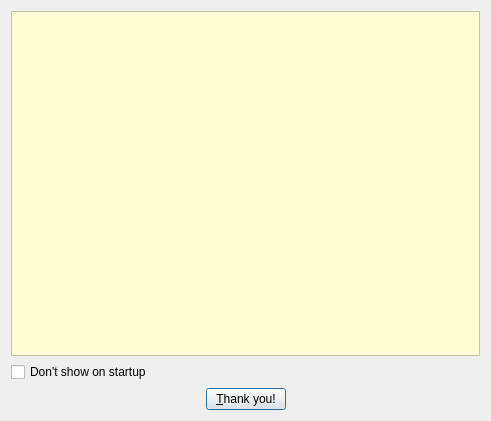
Before: the Qt Designer form forms/caboutdialog.ui in Jo2003/vlc_record, drawn with Qt 5.
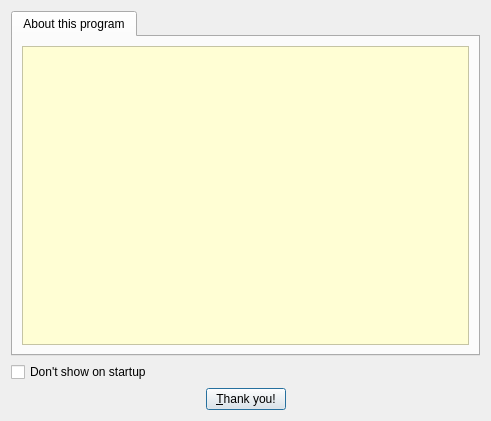
After: the same form once the commit is applied. Icons and pictures are not drawn.

Commit message: add order info as well to about dialog

```diff
--- a/forms/caboutdialog.ui
+++ b/forms/caboutdialog.ui
@@ -20,6 +20,16 @@
   <property name="locale">
    <locale language="English" country="UnitedStates"/>
   </property>
+  <layout class="QVBoxLayout" name="verticalLayout_2">
+   <item>
+    <widget class="QTabWidget" name="tabWidget">
+     <property name="currentIndex">
+      <number>0</number>
+     </property>
+     <widget class="QWidget" name="aboutTab">
+      <attribute name="title">
+       <string>About this program</string>
+      </attribute>
   <layout class="QVBoxLayout" name="verticalLayout">
    <item>
     <widget class="QTextBrowser" name="textBrowser">
@@ -35,14 +45,18 @@
      </property>
      <property name="html">
       <string>&lt;!DOCTYPE HTML PUBLIC &quot;-//W3C//DTD HTML 4.0//EN&quot; &quot;http://www.w3.org/TR/REC-html40/strict.dtd&quot;&gt;
-&lt;html&gt;&lt;head&gt;&lt;meta name=&quot;qrichtext&quot; content=&quot;1&quot; /&gt;&lt;title&gt;About&lt;/title&gt;&lt;style type=&quot;text/css&quot;&gt;
+&lt;html&gt;&lt;head&gt;&lt;meta name=&quot;qrichtext&quot; content=&quot;1&quot; /&gt;&lt;style type=&quot;text/css&quot;&gt;
 p, li { white-space: pre-wrap; }
-&lt;/style&gt;&lt;/head&gt;&lt;body style=&quot; font-family:'Ubuntu'; font-size:10pt; font-weight:400; font-style:normal;&quot;&gt;
-&lt;p style=&quot;-qt-paragraph-type:empty; margin-top:0px; margin-bottom:0px; margin-left:0px; margin-right:0px; -qt-block-indent:0; text-indent:0px; font-family:'MS Shell Dlg 2'; font-size:8pt;&quot;&gt;&lt;br /&gt;&lt;/p&gt;&lt;/body&gt;&lt;/html&gt;</string>
+&lt;/style&gt;&lt;/head&gt;&lt;body style=&quot; font-family:'Ubuntu'; font-size:11pt; font-weight:400; font-style:normal;&quot;&gt;
+&lt;p style=&quot;-qt-paragraph-type:empty; margin-top:0px; margin-bottom:0px; margin-left:0px; margin-right:0px; -qt-block-indent:0; text-indent:0px;&quot;&gt;&lt;br /&gt;&lt;/p&gt;&lt;/body&gt;&lt;/html&gt;</string>
      </property>
      <property name="openExternalLinks">
       <bool>true</bool>
      </property>
+        </widget>
+       </item>
+      </layout>
+     </widget>
     </widget>
    </item>
    <item>
```
Lines whose indentation alone changed are shown as unchanged. The commit also changes 4 other files.
